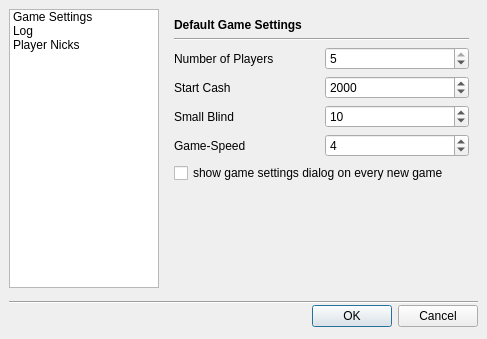
Qt form src/gui/qt/settingsdialog.ui (pokerth/pokerth) before a commit.
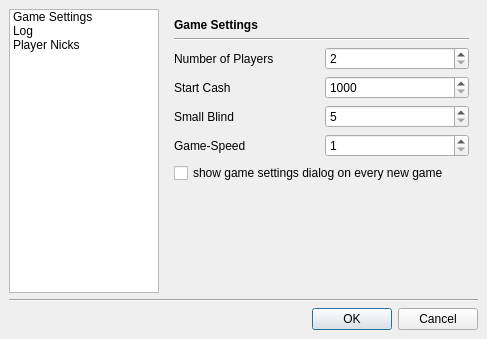
The same form after that commit.

```diff
--- a/src/gui/qt/settingsdialog.ui
+++ b/src/gui/qt/settingsdialog.ui
@@ -12,15 +12,25 @@
   <property name="windowTitle" >
    <string>PokerTH - Settings</string>
   </property>
+  <layout class="QGridLayout" >
+   <property name="margin" >
+    <number>9</number>
+   </property>
+   <property name="spacing" >
+    <number>6</number>
+   </property>
+   <item row="2" column="0" colspan="2" >
+    <widget class="QDialogButtonBox" name="buttonBox" >
+     <property name="orientation" >
+      <enum>Qt::Horizontal</enum>
+     </property>
+     <property name="standardButtons" >
+      <set>QDialogButtonBox::Cancel|QDialogButtonBox::NoButton|QDialogButtonBox::Ok</set>
+     </property>
+    </widget>
+   </item>
+   <item row="0" column="0" >
   <widget class="QListWidget" name="listWidget" >
-   <property name="geometry" >
-    <rect>
-     <x>9</x>
-     <y>9</y>
-     <width>150</width>
-     <height>279</height>
-    </rect>
-   </property>
    <property name="maximumSize" >
     <size>
      <width>150</width>
@@ -43,44 +53,9 @@
     </property>
    </item>
   </widget>
-  <widget class="Line" name="line" >
-   <property name="geometry" >
-    <rect>
-     <x>9</x>
-     <y>294</y>
-     <width>469</width>
-     <height>16</height>
-    </rect>
-   </property>
-   <property name="orientation" >
-    <enum>Qt::Horizontal</enum>
-   </property>
-  </widget>
-  <widget class="QDialogButtonBox" name="buttonBox" >
-   <property name="geometry" >
-    <rect>
-     <x>9</x>
-     <y>303</y>
-     <width>469</width>
-     <height>27</height>
-    </rect>
-   </property>
-   <property name="orientation" >
-    <enum>Qt::Horizontal</enum>
-   </property>
-   <property name="standardButtons" >
-    <set>QDialogButtonBox::Cancel|QDialogButtonBox::NoButton|QDialogButtonBox::Ok</set>
-   </property>
-  </widget>
+   </item>
+   <item row="0" column="1" >
   <widget class="QStackedWidget" name="stackedWidget" >
-   <property name="geometry" >
-    <rect>
-     <x>165</x>
-     <y>9</y>
-     <width>313</width>
-     <height>256</height>
-    </rect>
-   </property>
    <property name="currentIndex" >
     <number>0</number>
    </property>
@@ -127,9 +102,6 @@
        <property name="minimum" >
         <number>5</number>
        </property>
-       <property name="value" >
-        <number>10</number>
-       </property>
       </widget>
      </item>
      <item row="5" column="0" >
@@ -147,9 +119,6 @@
        <property name="minimum" >
         <number>1000</number>
        </property>
-       <property name="value" >
-        <number>2000</number>
-       </property>
       </widget>
      </item>
      <item row="4" column="0" >
@@ -170,9 +139,6 @@
        <property name="singleStep" >
         <number>1</number>
        </property>
-       <property name="value" >
-        <number>4</number>
-       </property>
       </widget>
      </item>
      <item row="2" column="1" >
@@ -183,9 +149,6 @@
        <property name="minimum" >
         <number>2</number>
        </property>
-       <property name="value" >
-        <number>5</number>
-       </property>
       </widget>
      </item>
      <item row="2" column="0" >
@@ -211,7 +174,7 @@
         </font>
        </property>
        <property name="text" >
-        <string>Default Game Settings</string>
+          <string>Game Settings</string>
        </property>
       </widget>
      </item>
@@ -355,6 +318,15 @@
    </widget>
    <widget class="QWidget" name="page_2" />
   </widget>
+   </item>
+   <item row="1" column="0" colspan="2" >
+    <widget class="Line" name="line" >
+     <property name="orientation" >
+      <enum>Qt::Horizontal</enum>
+     </property>
+    </widget>
+   </item>
+  </layout>
  </widget>
  <resources/>
  <connections>
```
Left out of the diff: 14 changed lines with no effect on the pictures. Lines whose indentation alone changed are shown as unchanged.
